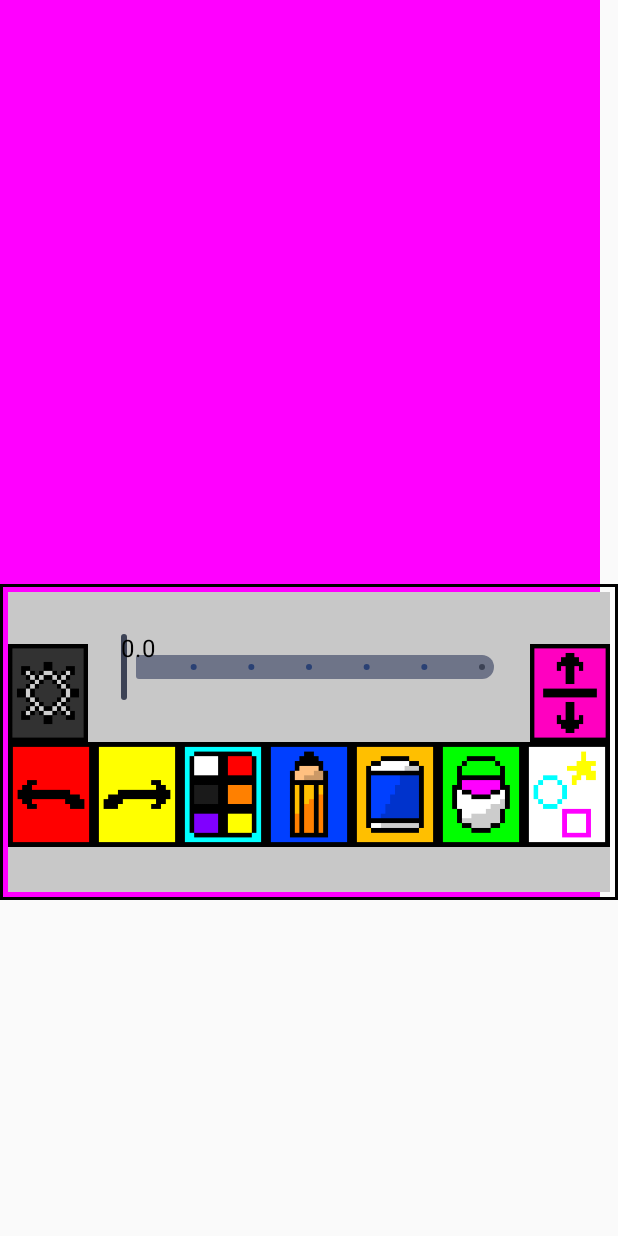
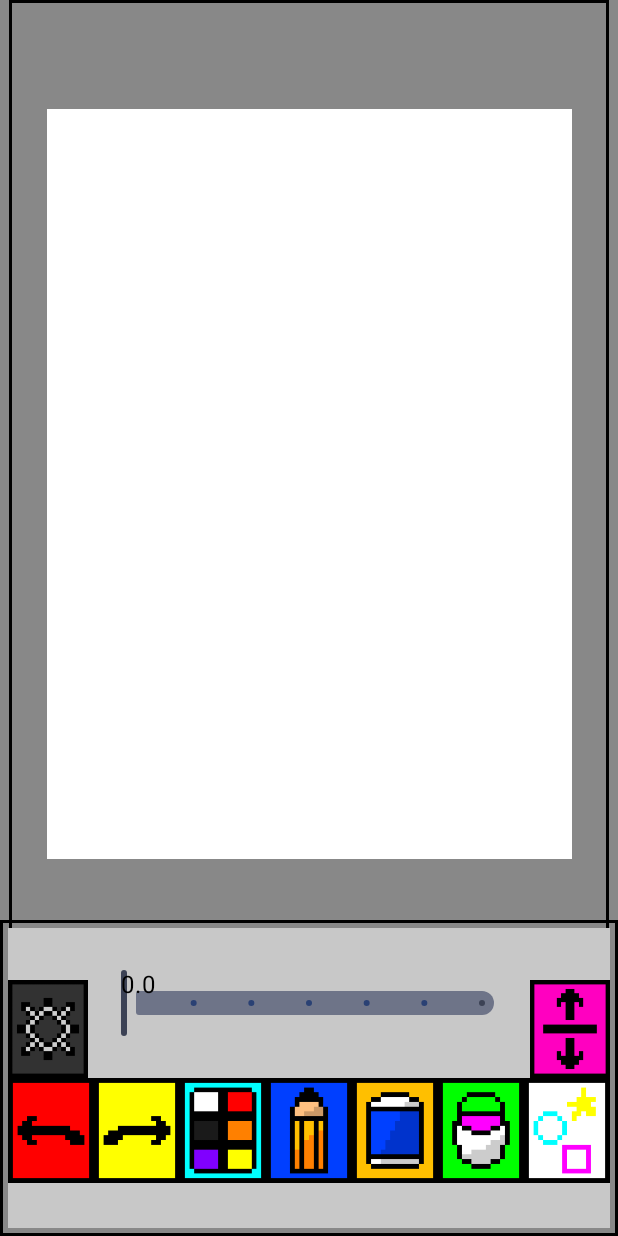
Before and after one commit to Comp350MSPaint/MS_Paint, an Android app built with Jetpack Compose: the screen it shows after launch (MainActivity), on a phone screen of 412 x 824 dp. Run offline under Robolectric (Android 15) with nearby library versions, the phone set to English and light mode, and no system bars.

Commit message:
Updated the eraser and Canvas size by 16:56, 4/9

```diff
--- a/app/src/main/java/com/example/mspaint/mainui/drawingCanvas.kt
+++ b/app/src/main/java/com/example/mspaint/mainui/drawingCanvas.kt
@@ -16,6 +16,7 @@ import androidx.compose.foundation.layout.height
 import androidx.compose.foundation.layout.padding
 import androidx.compose.foundation.layout.size
 import androidx.compose.foundation.layout.width
+import androidx.compose.ui.Alignment
 import androidx.compose.ui.graphics.Color
 
 @Composable
@@ -26,8 +27,9 @@ fun DrawScreen() {
     Canvas(
 // sets up the canvas
         modifier = Modifier
-            .size(width = 400.dp, height = 600.dp)
-            .background(color = Color.Magenta) // Set the eraser color same to this and set the background color by "system setting".
+            //.fillMaxSize()
+            .size(width = 350.dp, height = 500.dp)
+            .background(color = Color.White) // Set the eraser color same to this and set the background color by "system setting".
             .pointerInput(true) {
                 detectDragGestures { change, dragAmount ->
                     change.consume()
--- a/app/src/main/java/com/example/mspaint/mainui/mainScreen.kt
+++ b/app/src/main/java/com/example/mspaint/mainui/mainScreen.kt
@@ -1,11 +1,15 @@
 package com.example.mspaint.mainui
 
+import androidx.compose.foundation.background
 import androidx.compose.foundation.border
 import androidx.compose.foundation.layout.Box
 import androidx.compose.foundation.layout.Column
+import androidx.compose.foundation.layout.Row
 import androidx.compose.foundation.layout.fillMaxHeight
+import androidx.compose.foundation.layout.fillMaxSize
 import androidx.compose.foundation.layout.fillMaxWidth
 import androidx.compose.foundation.layout.padding
+import androidx.compose.foundation.layout.size
 import androidx.compose.runtime.Composable
 import androidx.compose.ui.Alignment
 import androidx.compose.ui.Modifier
@@ -24,14 +28,32 @@ fun MainScreen() {
     ) {
         Box(
             modifier = Modifier
+                .fillMaxSize()
+                .background(color = Color.Gray)
 
         ) {
             //the actual canvas
-            DrawScreen()
+            Box(
+                modifier = Modifier
+                    .border(width = 2.dp, color = PureBlack, shape = RectangleShape)
+                    .size(width = 400.dp, height = 645.dp)//The size of this box add the size of tool bar fill the whole screen,
+                    .align(Alignment.TopCenter)
+                    .padding(5.dp)
+            ) {
+                Column(modifier = Modifier
+                    .align(Alignment.Center)
+                ) {
+                    Row(modifier = Modifier
+                        .align(Alignment.CenterHorizontally)
+                    ) {
+                        DrawScreen()
+                    }
+                }
+            }
             // the toolbar
             Box(
                 modifier = Modifier
-                    .border(width =2.dp, color = PureBlack, shape = RectangleShape)
+                    .border(width = 2.dp, color = PureBlack, shape = RectangleShape)
                     .align(Alignment.BottomCenter)
                     .fillMaxWidth()
                     .padding(5.dp)
@@ -48,6 +70,7 @@ fun MainScreen() {
                     }
                 }
             }
+
         }
     }
 }
--- a/app/src/main/java/com/example/mspaint/tools/Eraser.kt
+++ b/app/src/main/java/com/example/mspaint/tools/Eraser.kt
@@ -4,5 +4,5 @@ import com.example.mspaint.canvasObjectData.hue
 
 fun eraser () {
     // TODO: change the hue to the color of the canvas which isn't white
-    hue = androidx.compose.ui.graphics.Color.Magenta
+    hue = androidx.compose.ui.graphics.Color.White
 }
```
